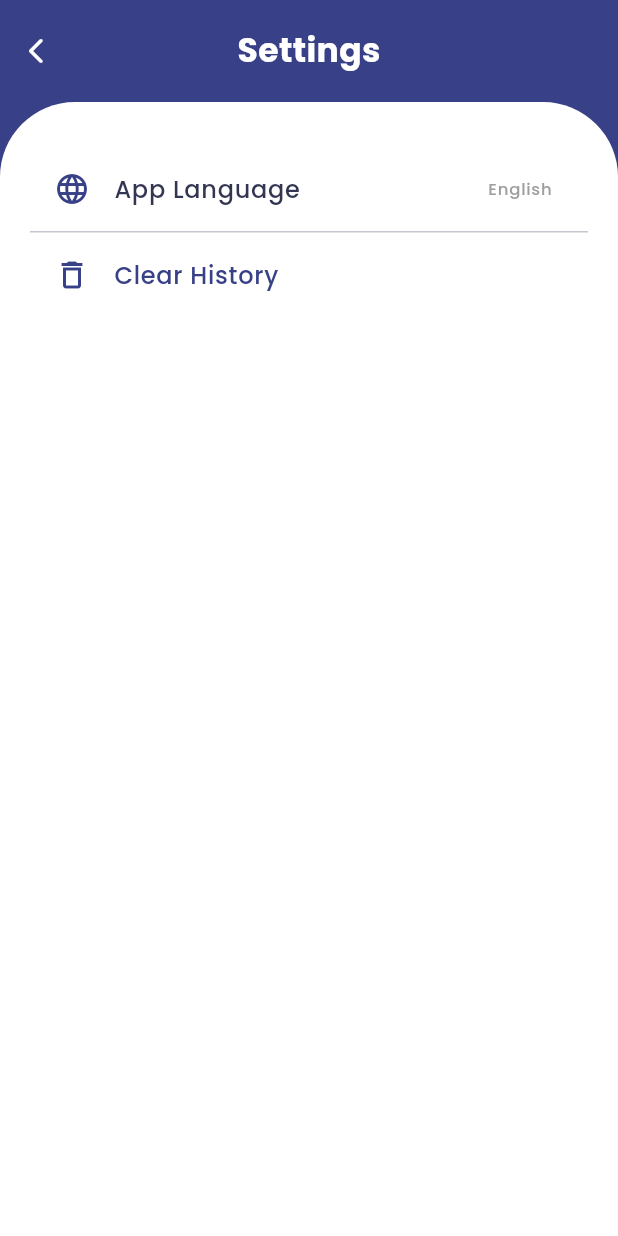
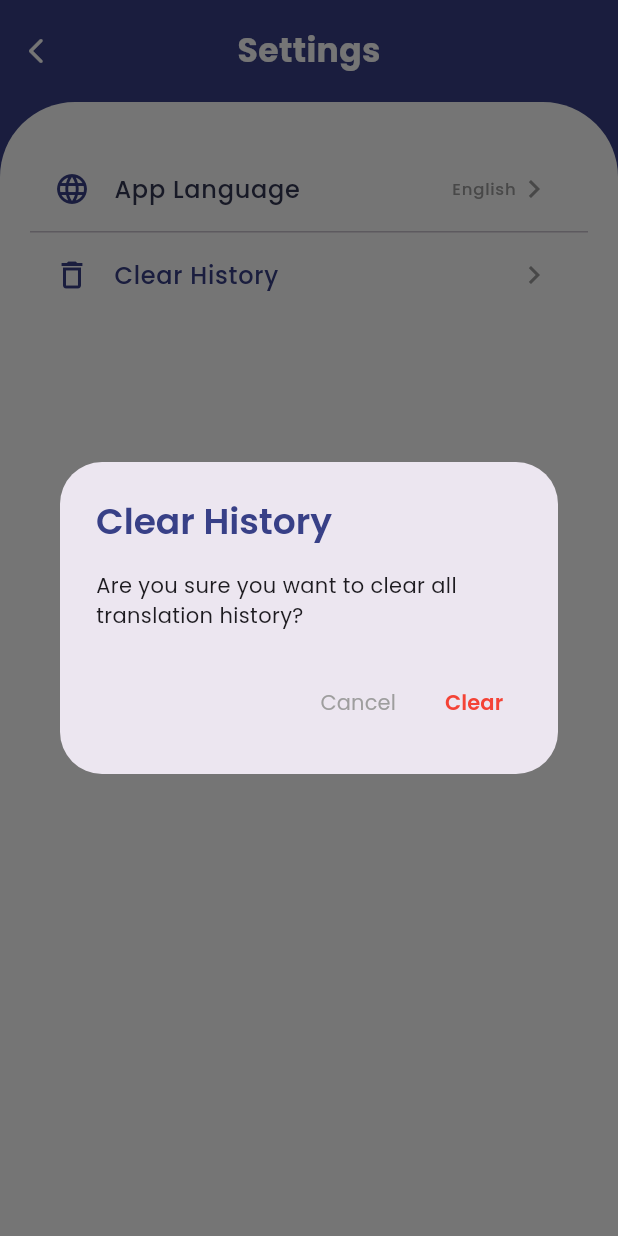
Before and after one commit to xnglcxbb/TataramonTech_frontend, a Flutter app: the SettingsScreen screen opened directly, after a tap on "Clear History", on a phone screen of 412 x 824 dp. Run offline on Flutter 3.47's test engine with Material 3 defaults, Android fonts, the light colour scheme and no system bars; our stand-ins replace flutter_svg, share_plus.

Commit message:
Fix: splash to home, settings interactive, copy fix, about us scroll, remove onboarding

```diff
--- a/lib/screens/history_screen.dart
+++ b/lib/screens/history_screen.dart
@@ -67,7 +67,7 @@ class _HistoryScreenState extends State<HistoryScreen> {
 
   void _copyToClipboard(List<dynamic> bicolWords) {
     String bicolText = bicolWords.map((w) => w['word']).join(' ');
-    Clipboard.setData(ClipboardData(text: bicolText));
+    Clipboard.setData(ClipboardData(text: bicolText)).then((_) {
       ScaffoldMessenger.of(context).showSnackBar(
         SnackBar(
           content: Text(copySuccessMessage),
@@ -75,6 +75,7 @@ class _HistoryScreenState extends State<HistoryScreen> {
           duration: const Duration(seconds: 1),
         ),
       );
+    });
   }
 
   @override
--- a/lib/screens/profile_screens/about_us.dart
+++ b/lib/screens/profile_screens/about_us.dart
@@ -17,7 +17,7 @@ class AboutUsScreen extends StatelessWidget {
               child: Container(
                 width: double.infinity,
                 decoration: profileContainerDecoration(),
-                child: Padding(
+                child: SingleChildScrollView(
                   padding: const EdgeInsets.all(40),
                   child: Column(
                     children: [
--- a/lib/screens/profile_screens/settings.dart
+++ b/lib/screens/profile_screens/settings.dart
@@ -1,8 +1,97 @@
 import 'package:flutter/material.dart';
 import '../../widgets/profile_utils.dart';
+import '../history_screen.dart';
 
-class SettingsScreen extends StatelessWidget {
+class SettingsScreen extends StatefulWidget {
   const SettingsScreen({super.key});
+
+  @override
+  State<SettingsScreen> createState() => _SettingsScreenState();
+}
+
+class _SettingsScreenState extends State<SettingsScreen> {
+  String _selectedLanguage = 'English';
+
+  void _showLanguageDialog() {
+    showDialog(
+      context: context,
+      builder: (context) => AlertDialog(
+        title: const Text(
+          'App Language',
+          style: TextStyle(fontFamily: 'PoppinsSemiBold', color: Color(0xFF384087)),
+        ),
+        content: Column(
+          mainAxisSize: MainAxisSize.min,
+          children: ['English'].map((lang) {
+            return RadioListTile<String>(
+              title: Text(lang, style: const TextStyle(fontFamily: 'Poppins')),
+              value: lang,
+              groupValue: _selectedLanguage,
+              activeColor: const Color(0xFF384087),
+              onChanged: (value) {
+                setState(() => _selectedLanguage = value!);
+                Navigator.pop(context);
+              },
+            );
+          }).toList(),
+        ),
+        actions: [
+          TextButton(
+            onPressed: () => Navigator.pop(context),
+            child: const Text(
+              'Cancel',
+              style: TextStyle(color: Color(0xFF384087), fontFamily: 'Poppins'),
+            ),
+          ),
+        ],
+      ),
+    );
+  }
+
+  void _showClearHistoryDialog() {
+    showDialog(
+      context: context,
+      builder: (context) => AlertDialog(
+        title: const Text(
+          'Clear History',
+          style: TextStyle(fontFamily: 'PoppinsSemiBold', color: Color(0xFF384087)),
+        ),
+        content: const Text(
+          'Are you sure you want to clear all translation history?',
+          style: TextStyle(fontFamily: 'Poppins'),
+        ),
+        actions: [
+          TextButton(
+            onPressed: () => Navigator.pop(context),
+            child: const Text(
+              'Cancel',
+              style: TextStyle(color: Colors.grey, fontFamily: 'Poppins'),
+            ),
+          ),
+          TextButton(
+            onPressed: () {
+              setState(() => historyItems.clear());
+              Navigator.pop(context);
+              ScaffoldMessenger.of(context).showSnackBar(
+                const SnackBar(
+                  content: Text('History cleared'),
+                  behavior: SnackBarBehavior.floating,
+                  duration: Duration(seconds: 1),
+                ),
+              );
+            },
+            child: const Text(
+              'Clear',
+              style: TextStyle(
+                color: Colors.red,
+                fontFamily: 'PoppinsSemiBold',
+              ),
+            ),
+          ),
+        ],
+      ),
+    );
+  }
 
   @override
   Widget build(BuildContext context) {
@@ -26,27 +115,27 @@ class SettingsScreen extends StatelessWidget {
                         "App Language",
                         style: TextStyle(fontFamily: 'PoppinsMedium', color: Color(0xFF333652)),
                       ),
-                      trailing: const Text(
-                        "English",
-                        style: TextStyle(fontFamily: 'PoppinsMedium', color: Colors.grey),
+                      trailing: Row(
+                        mainAxisSize: MainAxisSize.min,
+                        children: [
+                          Text(
+                            _selectedLanguage,
+                            style: const TextStyle(fontFamily: 'PoppinsMedium', color: Colors.grey),
+                          ),
+                          const Icon(Icons.chevron_right, color: Colors.grey),
+                        ],
                       ),
-                      onTap: () {
-                        // Logic for language selection
-                      },
+                      onTap: _showLanguageDialog,
                     ),
                     const Divider(height: 1),
                     ListTile(
                       leading: const Icon(Icons.delete_outlined, color: Color(0xFF384087)),
                       title: const Text(
                         "Clear History",
-                        style: TextStyle(
-                          fontFamily: 'PoppinsMedium',
-                          color: Color(0xFF384087),
-                        ),
+                        style: TextStyle(fontFamily: 'PoppinsMedium', color: Color(0xFF384087)),
                       ),
-                      onTap: () {
-                        // Logic for clearing local translation data
-                      },
+                      trailing: const Icon(Icons.chevron_right, color: Colors.grey),
+                      onTap: _showClearHistoryDialog,
                     ),
                   ],
                 ),
```
Also changed, not shown: lib/main.dart (+6 -6 lines), lib/screens/splash_screen.dart (+14 -3 lines). Lines whose indentation alone changed are shown as unchanged.
